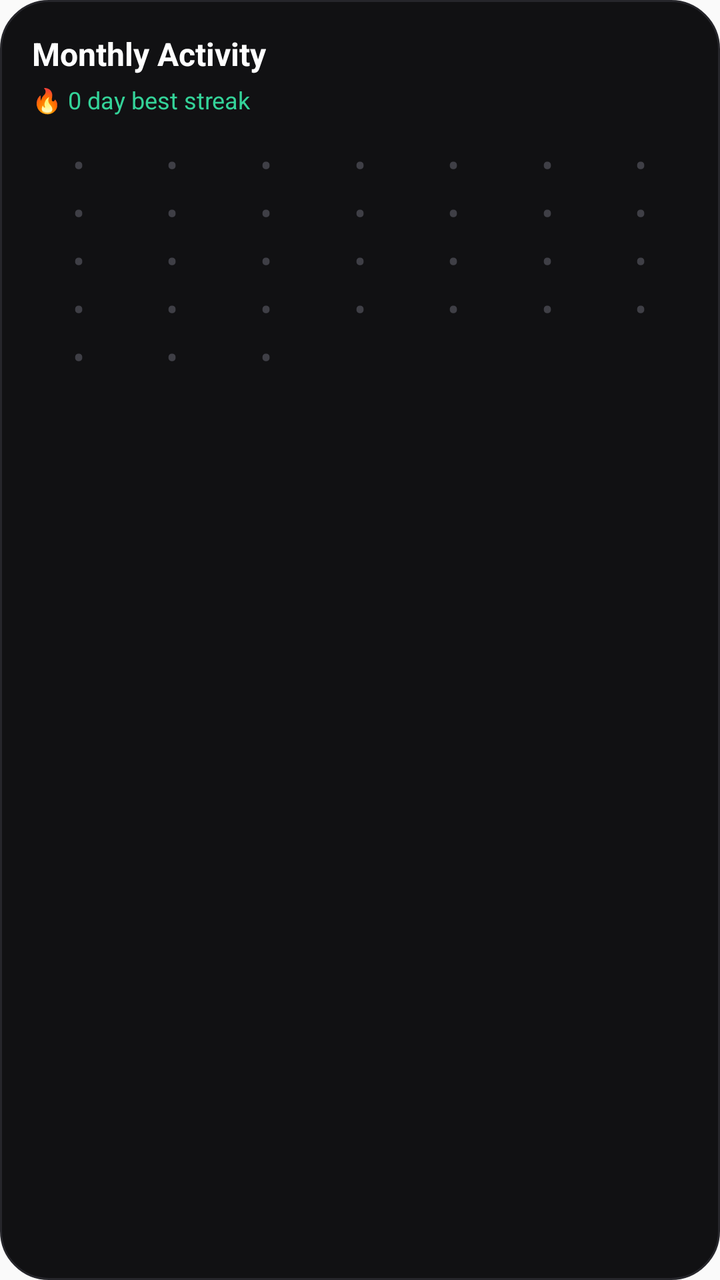
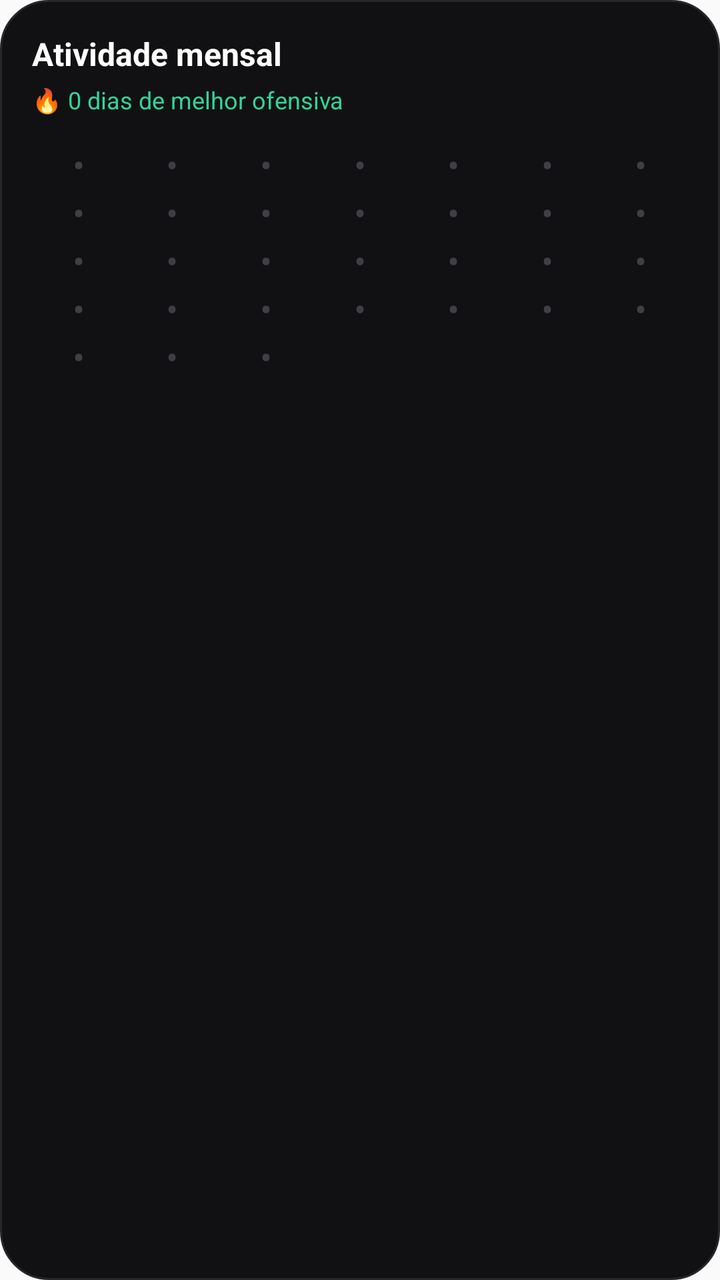

Before-and-after screenshots of an Android layout around one commit, followed by the original layout XML and the change that was made.
<!-- AndroidManifest.xml: application theme AppTheme -->
<!-- res/layout/widget_monthly_activity.xml -->
<?xml version="1.0" encoding="utf-8"?>
<LinearLayout
    xmlns:android="http://schemas.android.com/apk/res/android"
    android:id="@+id/month_widget_root"
    android:layout_width="match_parent"
    android:layout_height="match_parent"
    android:orientation="vertical"
    android:padding="16dp"
    android:background="@drawable/widget_focus_background">

    <TextView
        android:id="@+id/month_widget_title"
        android:layout_width="wrap_content"
        android:layout_height="wrap_content"
        android:text="Monthly Activity"
        android:textColor="#FFFFFF"
        android:textSize="16sp"
        android:textStyle="bold" />

    <TextView
        android:id="@+id/month_widget_streak"
        android:layout_width="wrap_content"
        android:layout_height="wrap_content"
        android:layout_marginTop="4dp"
        android:text="🔥 0 day best streak"
        android:textColor="#34D399"
        android:textSize="12sp" />

    <GridLayout
        android:layout_width="match_parent"
        android:layout_height="wrap_content"
        android:layout_marginTop="12dp"
        android:columnCount="7"
        android:rowCount="5"
        android:alignmentMode="alignMargins"
        android:useDefaultMargins="false">

        <TextView
            android:id="@+id/month_day_1"
            android:layout_width="0dp"
            android:layout_height="24dp"
            android:layout_columnWeight="1"
            android:gravity="center"
            android:text="•"
            android:textColor="#3F3F46"
            android:textSize="18sp" />

        <TextView
            android:id="@+id/month_day_2"
            android:layout_width="0dp"
            android:layout_height="24dp"
            android:layout_columnWeight="1"
            android:gravity="center"
            android:text="•"
            android:textColor="#3F3F46"
            android:textSize="18sp" />

        <TextView
            android:id="@+id/month_day_3"
            android:layout_width="0dp"
            android:layout_height="24dp"
            android:layout_columnWeight="1"
            android:gravity="center"
            android:text="•"
            android:textColor="#3F3F46"
            android:textSize="18sp" />

        <TextView
            android:id="@+id/month_day_4"
            android:layout_width="0dp"
            android:layout_height="24dp"
            android:layout_columnWeight="1"
            android:gravity="center"
            android:text="•"
            android:textColor="#3F3F46"
            android:textSize="18sp" />

        <TextView
            android:id="@+id/month_day_5"
            android:layout_width="0dp"
            android:layout_height="24dp"
            android:layout_columnWeight="1"
            android:gravity="center"
            android:text="•"
            android:textColor="#3F3F46"
            android:textSize="18sp" />

        <TextView
            android:id="@+id/month_day_6"
            android:layout_width="0dp"
            android:layout_height="24dp"
            android:layout_columnWeight="1"
            android:gravity="center"
            android:text="•"
            android:textColor="#3F3F46"
            android:textSize="18sp" />

        <TextView
            android:id="@+id/month_day_7"
            android:layout_width="0dp"
            android:layout_height="24dp"
            android:layout_columnWeight="1"
            android:gravity="center"
            android:text="•"
            android:textColor="#3F3F46"
            android:textSize="18sp" />

        <TextView
            android:id="@+id/month_day_8"
            android:layout_width="0dp"
            android:layout_height="24dp"
            android:layout_columnWeight="1"
            android:gravity="center"
            android:text="•"
            android:textColor="#3F3F46"
            android:textSize="18sp" />

        <TextView
            android:id="@+id/month_day_9"
            android:layout_width="0dp"
            android:layout_height="24dp"
            android:layout_columnWeight="1"
            android:gravity="center"
            android:text="•"
            android:textColor="#3F3F46"
            android:textSize="18sp" />

        <TextView
            android:id="@+id/month_day_10"
            android:layout_width="0dp"
            android:layout_height="24dp"
            android:layout_columnWeight="1"
            android:gravity="center"
            android:text="•"
            android:textColor="#3F3F46"
            android:textSize="18sp" />

        <TextView
            android:id="@+id/month_day_11"
            android:layout_width="0dp"
            android:layout_height="24dp"
            android:layout_columnWeight="1"
            android:gravity="center"
            android:text="•"
            android:textColor="#3F3F46"
            android:textSize="18sp" />

        <TextView
            android:id="@+id/month_day_12"
            android:layout_width="0dp"
            android:layout_height="24dp"
            android:layout_columnWeight="1"
            android:gravity="center"
            android:text="•"
            android:textColor="#3F3F46"
            android:textSize="18sp" />

        <TextView
            android:id="@+id/month_day_13"
            android:layout_width="0dp"
            android:layout_height="24dp"
            android:layout_columnWeight="1"
            android:gravity="center"
            android:text="•"
            android:textColor="#3F3F46"
            android:textSize="18sp" />

        <TextView
            android:id="@+id/month_day_14"
            android:layout_width="0dp"
            android:layout_height="24dp"
            android:layout_columnWeight="1"
            android:gravity="center"
            android:text="•"
            android:textColor="#3F3F46"
            android:textSize="18sp" />

        <TextView
            android:id="@+id/month_day_15"
            android:layout_width="0dp"
            android:layout_height="24dp"
            android:layout_columnWeight="1"
            android:gravity="center"
            android:text="•"
            android:textColor="#3F3F46"
            android:textSize="18sp" />

        <TextView
            android:id="@+id/month_day_16"
            android:layout_width="0dp"
            android:layout_height="24dp"
            android:layout_columnWeight="1"
            android:gravity="center"
            android:text="•"
            android:textColor="#3F3F46"
            android:textSize="18sp" />

        <TextView
            android:id="@+id/month_day_17"
            android:layout_width="0dp"
            android:layout_height="24dp"
            android:layout_columnWeight="1"
            android:gravity="center"
            android:text="•"
            android:textColor="#3F3F46"
            android:textSize="18sp" />

        <TextView
            android:id="@+id/month_day_18"
            android:layout_width="0dp"
            android:layout_height="24dp"
            android:layout_columnWeight="1"
            android:gravity="center"
            android:text="•"
            android:textColor="#3F3F46"
            android:textSize="18sp" />

        <TextView
            android:id="@+id/month_day_19"
            android:layout_width="0dp"
            android:layout_height="24dp"
            android:layout_columnWeight="1"
            android:gravity="center"
            android:text="•"
            android:textColor="#3F3F46"
            android:textSize="18sp" />

        <TextView
            android:id="@+id/month_day_20"
            android:layout_width="0dp"
            android:layout_height="24dp"
            android:layout_columnWeight="1"
            android:gravity="center"
            android:text="•"
            android:textColor="#3F3F46"
            android:textSize="18sp" />

        <TextView
            android:id="@+id/month_day_21"
            android:layout_width="0dp"
            android:layout_height="24dp"
            android:layout_columnWeight="1"
            android:gravity="center"
            android:text="•"
            android:textColor="#3F3F46"
            android:textSize="18sp" />

        <TextView
            android:id="@+id/month_day_22"
            android:layout_width="0dp"
            android:layout_height="24dp"
            android:layout_columnWeight="1"
            android:gravity="center"
            android:text="•"
            android:textColor="#3F3F46"
            android:textSize="18sp" />

        <TextView
            android:id="@+id/month_day_23"
            android:layout_width="0dp"
            android:layout_height="24dp"
            android:layout_columnWeight="1"
            android:gravity="center"
            android:text="•"
            android:textColor="#3F3F46"
            android:textSize="18sp" />

        <TextView
            android:id="@+id/month_day_24"
            android:layout_width="0dp"
            android:layout_height="24dp"
            android:layout_columnWeight="1"
            android:gravity="center"
            android:text="•"
            android:textColor="#3F3F46"
            android:textSize="18sp" />

        <TextView
            android:id="@+id/month_day_25"
            android:layout_width="0dp"
            android:layout_height="24dp"
            android:layout_columnWeight="1"
            android:gravity="center"
            android:text="•"
            android:textColor="#3F3F46"
            android:textSize="18sp" />

        <TextView
            android:id="@+id/month_day_26"
            android:layout_width="0dp"
            android:layout_height="24dp"
            android:layout_columnWeight="1"
            android:gravity="center"
            android:text="•"
            android:textColor="#3F3F46"
            android:textSize="18sp" />

        <TextView
            android:id="@+id/month_day_27"
            android:layout_width="0dp"
            android:layout_height="24dp"
            android:layout_columnWeight="1"
            android:gravity="center"
            android:text="•"
            android:textColor="#3F3F46"
            android:textSize="18sp" />

        <TextView
            android:id="@+id/month_day_28"
            android:layout_width="0dp"
            android:layout_height="24dp"
            android:layout_columnWeight="1"
            android:gravity="center"
            android:text="•"
            android:textColor="#3F3F46"
            android:textSize="18sp" />

        <TextView
            android:id="@+id/month_day_29"
            android:layout_width="0dp"
            android:layout_height="24dp"
            android:layout_columnWeight="1"
            android:gravity="center"
            android:text="•"
            android:textColor="#3F3F46"
            android:textSize="18sp" />

        <TextView
            android:id="@+id/month_day_30"
            android:layout_width="0dp"
            android:layout_height="24dp"
            android:layout_columnWeight="1"
            android:gravity="center"
            android:text="•"
            android:textColor="#3F3F46"
            android:textSize="18sp" />

        <TextView
            android:id="@+id/month_day_31"
            android:layout_width="0dp"
            android:layout_height="24dp"
            android:layout_columnWeight="1"
            android:gravity="center"
            android:text="•"
            android:textColor="#3F3F46"
            android:textSize="18sp" />

    </GridLayout>

</LinearLayout>
<!-- resources referenced by this layout -->
<resources>
  <!-- drawable widget_focus_background (drawable) -->
  <?xml version="1.0" encoding="utf-8"?>
  <shape
      xmlns:android="http://schemas.android.com/apk/res/android"
      android:shape="rectangle">
  
      <solid android:color="#111113" />
  
      <corners
          android:radius="24dp" />
  
      <stroke
          android:width="1dp"
          android:color="#26262B" />
  
  </shape>
  <style name="AppTheme" parent="Theme.AppCompat.Light.DarkActionBar">
          
          <item name="colorPrimary">@color/colorPrimary</item>
          <item name="colorPrimaryDark">@color/colorPrimaryDark</item>
          <item name="colorAccent">@color/colorAccent</item>
      </style>
</resources>

<!-- the commit's change to res/layout/widget_monthly_activity.xml (unified diff, before → after) -->
@@ -12,7 +12,7 @@
         android:id="@+id/month_widget_title"
         android:layout_width="wrap_content"
         android:layout_height="wrap_content"
-        android:text="Monthly Activity"
+        android:text="Atividade mensal"
         android:textColor="#FFFFFF"
         android:textSize="16sp"
         android:textStyle="bold" />
@@ -22,7 +22,7 @@
         android:layout_width="wrap_content"
         android:layout_height="wrap_content"
         android:layout_marginTop="4dp"
-        android:text="🔥 0 day best streak"
+        android:text="🔥 0 dias de melhor ofensiva"
         android:textColor="#34D399"
         android:textSize="12sp" />
 
